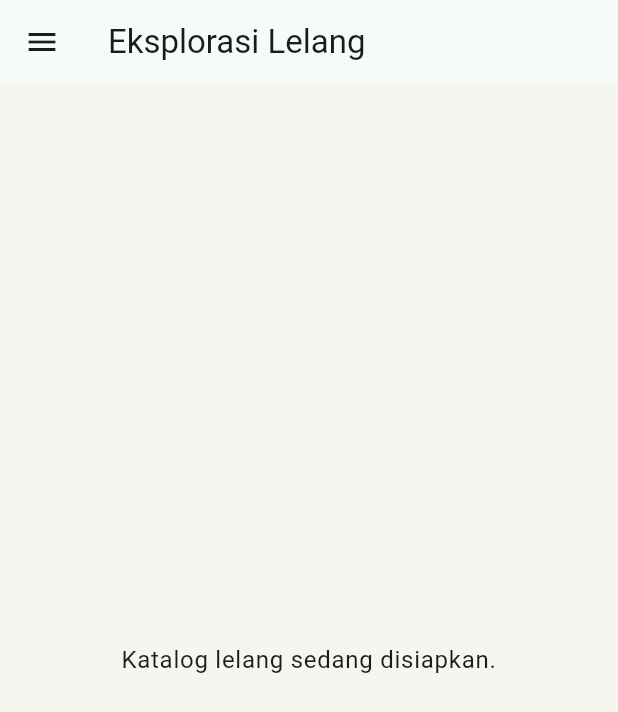
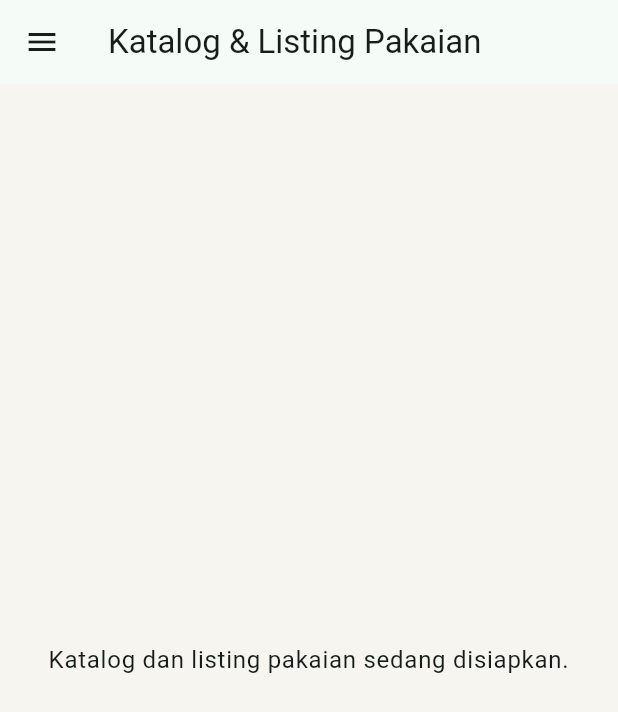
Before and after one commit to F09-PBP-26/wearback-mobile, a Flutter app: the screen it shows after launch, on a phone screen of 412 x 824 dp. Shown: the top 712 px of the screen. Run offline on Flutter 3.47's test engine with Material 3 defaults, Android fonts, the phone set to English and light mode, and no system bars.

Commit message:
feat: sesuaikan navigasi dengan pembagian modul marketplace

```diff
--- a/lib/navigation/module_shell.dart
+++ b/lib/navigation/module_shell.dart
@@ -1,25 +1,35 @@
 import 'package:flutter/material.dart';
 import 'package:wearback_mobile/pages/account_page.dart';
-import 'package:wearback_mobile/pages/auction_browsing_page.dart';
-import 'package:wearback_mobile/pages/auction_detail_page.dart';
-import 'package:wearback_mobile/pages/seller_auctions_page.dart';
 import 'package:wearback_mobile/pages/transaction_history_page.dart';
 import 'package:wearback_mobile/screens/reviews/review_list_page.dart';
+import 'package:wearback_mobile/widgets/module_placeholder.dart';
 
 enum _Module {
-  auctionBrowsing('Eksplorasi Lelang', Icons.search, AuctionBrowsingPage()),
-  auctionDetail('Detail Lelang & Penawaran', Icons.gavel, AuctionDetailPage()),
-  sellerAuctions(
-    'Manajemen Lelang Penjual',
-    Icons.storefront,
-    SellerAuctionsPage(),
+  accountAndAuction(
+    'Autentikasi, Profil & Auction',
+    Icons.person_outline,
+    AccountPage(),
+  ),
+  catalog(
+    'Katalog & Listing Pakaian',
+    Icons.checkroom_outlined,
+    ModulePlaceholder('Katalog dan listing pakaian sedang disiapkan.'),
+  ),
+  reviews(
+    'Ulasan & Rating Penjual',
+    Icons.rate_review_outlined,
+    ReviewListPage(),
   ),
   transactions(
     'Transaksi & Riwayat',
     Icons.receipt_long,
     TransactionHistoryPage(),
   ),
-  account('Autentikasi & Profil', Icons.person_outline, AccountPage());
+  dropOff(
+    'Lokasi Drop-off & Pengiriman',
+    Icons.location_on_outlined,
+    ModulePlaceholder('Lokasi drop-off dan pengiriman sedang disiapkan.'),
+  );
 
   const _Module(this.title, this.icon, this.page);
 
@@ -36,7 +46,7 @@ class ModuleShell extends StatefulWidget {
 }
 
 class _ModuleShellState extends State<ModuleShell> {
-  _Module _selectedModule = _Module.auctionBrowsing;
+  _Module _selectedModule = _Module.catalog;
 
   @override
   Widget build(BuildContext context) {
@@ -72,17 +82,6 @@ class _ModuleShellState extends State<ModuleShell> {
                     Navigator.pop(context);
                   },
                 ),
-              ListTile(
-                leading: const Icon(Icons.rate_review_outlined),
-                title: const Text('Ulasan & Rating'),
-                onTap: () {
-                  final navigator = Navigator.of(context);
-                  navigator.pop();
-                  navigator.push(MaterialPageRoute<void>(
-                    builder: (_) => const ReviewListPage(),
-                  ));
-                },
-              ),
             ],
           ),
         ),
```
Also changed, not shown: 1 other file.
